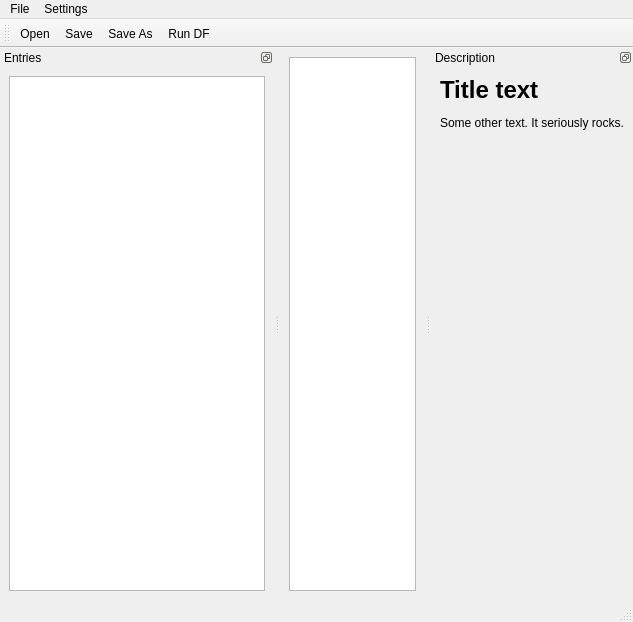
This is offsetedit/src/gui/main.ui in DFHack/dfhack as Qt 5 draws it before an edit. The edited form follows.
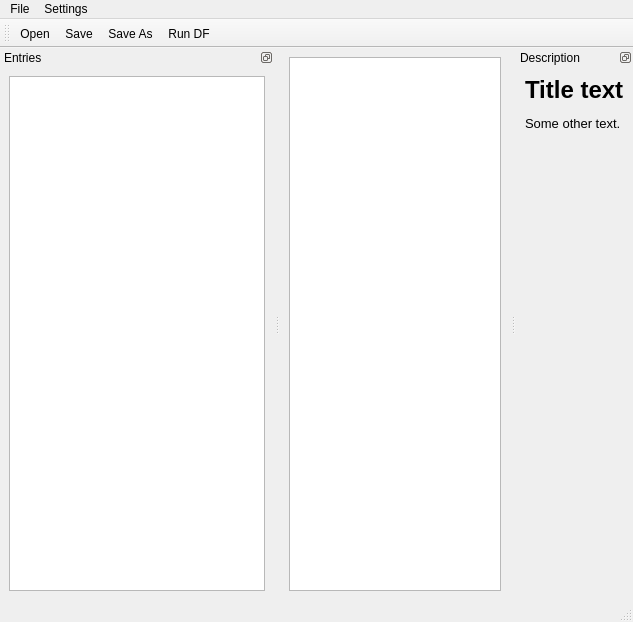
This is the edited form. Icons and pictures are not drawn.

The edit to the form file:
```diff
--- a/offsetedit/src/gui/main.ui
+++ b/offsetedit/src/gui/main.ui
@@ -82,7 +82,12 @@
         <number>0</number>
        </property>
        <property name="text">
-        <string>&lt;h1&gt;Title text&lt;/h1&gt;&lt;p&gt;Some other text. It seriously rocks.&lt;/p&gt;</string>
+        <string>&lt;!DOCTYPE HTML PUBLIC &quot;-//W3C//DTD HTML 4.0//EN&quot; &quot;http://www.w3.org/TR/REC-html40/strict.dtd&quot;&gt;
+&lt;html&gt;&lt;head&gt;&lt;meta name=&quot;qrichtext&quot; content=&quot;1&quot; /&gt;&lt;style type=&quot;text/css&quot;&gt;
+p, li { white-space: pre-wrap; }
+&lt;/style&gt;&lt;/head&gt;&lt;body style=&quot; font-family:'Sans Serif'; font-size:10pt; font-weight:400; font-style:normal;&quot;&gt;
+&lt;p style=&quot; margin-top:18px; margin-bottom:12px; margin-left:0px; margin-right:0px; -qt-block-indent:0; text-indent:0px;&quot;&gt;&lt;span style=&quot; font-size:xx-large; font-weight:600;&quot;&gt;Title text&lt;/span&gt;&lt;/p&gt;
+&lt;p style=&quot; margin-top:12px; margin-bottom:12px; margin-left:0px; margin-right:0px; -qt-block-indent:0; text-indent:0px;&quot;&gt;Some other text.&lt;/p&gt;&lt;/body&gt;&lt;/html&gt;</string>
        </property>
        <property name="textFormat">
         <enum>Qt::AutoText</enum>
```
